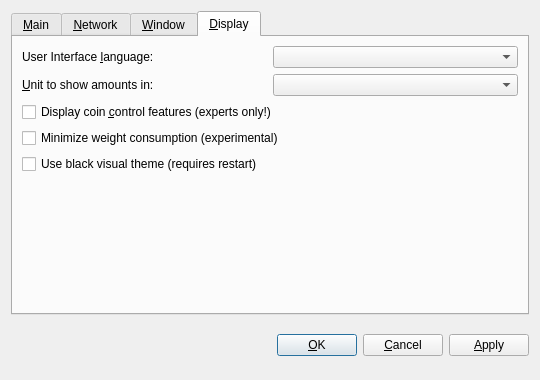
Above: src/qt/forms/optionsdialog.ui from duality-solutions/Sequence before the change. Below: the same form after it.
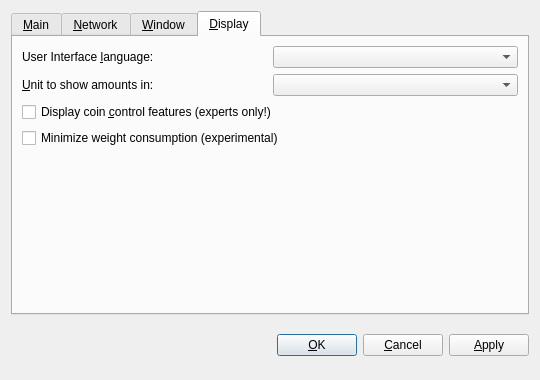
That is the form after the change. The open tabs and pages were chosen to show the change. Custom widgets are drawn as their Qt base class.

```diff
--- a/src/qt/forms/optionsdialog.ui
+++ b/src/qt/forms/optionsdialog.ui
@@ -379,13 +379,6 @@
          </property>
         </widget>
        </item>
-       <item>
-        <widget class="QCheckBox" name="useBlackTheme">
-         <property name="text">
-          <string>Use black visual theme (requires restart)</string>
-         </property>
-        </widget>
-       </item>
        <item>
         <spacer name="verticalSpacer_Display">
          <property name="orientation">
```
Left out of the diff: 12 changed lines with no effect on the pictures.
